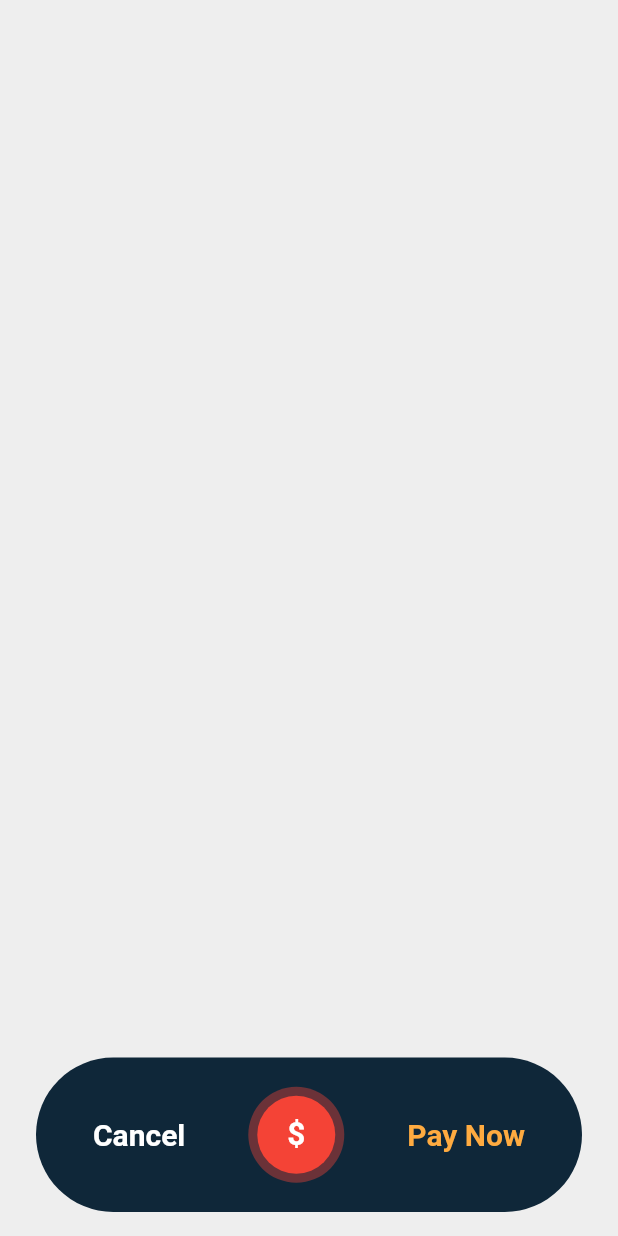
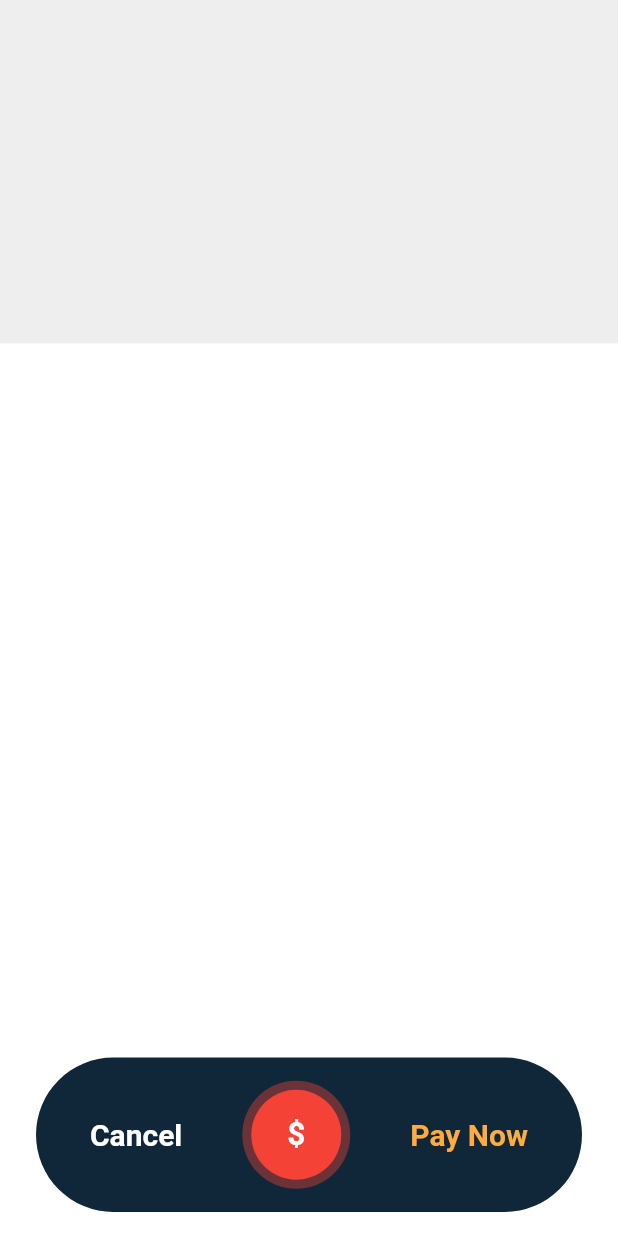
Before and after one commit to JAICHANGPARK/flutter_notebook_the_third_story, a Flutter app: the screen it shows after launch, on a phone screen of 412 x 824 dp. Run offline on Flutter 3.47's test engine with Material 2 defaults, Android fonts, the phone set to English and light mode, and no system bars; our stand-ins replace badges, dotted_border, fl_chart, google_fonts, page_transition, percent_indicator.

Commit message:
Update main_page.dart

```diff
--- a/lib/e_commerce_app/main_page.dart
+++ b/lib/e_commerce_app/main_page.dart
@@ -23,6 +23,17 @@ class _CartPageState extends State<CartPage> {
       body: Stack(
         children: <Widget>[
           Positioned(
+            left: 0,
+            right: 0,
+            bottom: 0,
+            top: MediaQuery.of(context).size.height / 3.6,
+            child: Container(
+              decoration: BoxDecoration(
+                color: Colors.white
+              ),
+            ),
+          ),
+          Positioned(
             left: 24,
             right: 24,
             bottom: 16,
@@ -42,8 +53,8 @@ class _CartPageState extends State<CartPage> {
                         fontWeight: FontWeight.bold),
                   ),
                   Container(
-                    height: 64,
-                    width: 64,
+                    height: 72,
+                    width: 72,
                     decoration: BoxDecoration(
                         color: Colors.red[500].withOpacity(0.4),
                         shape: BoxShape.circle),
```
